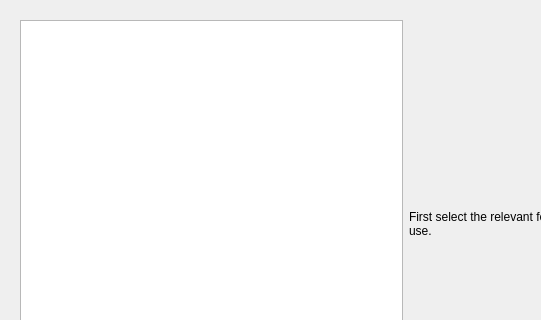
The window that UIs/mldialog.ui (dtmoodie/FCVMLT) describes before a commit, drawn with Qt 5; both pictures show x 0 to 541 and y 0 to 320 of the 687 by 476 pixel window.
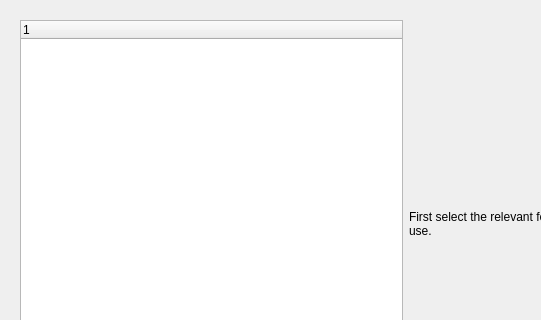
The same window after the commit. The open tabs and pages were chosen to show the change.

Commit message:
Added machine learning dialog
Preliminary work on the machine learning dialog

What changed in the file:
```diff
--- a/UIs/mldialog.ui
+++ b/UIs/mldialog.ui
@@ -46,13 +46,6 @@
         <layout class="QGridLayout" name="gridLayout_4">
          <item row="0" column="0">
           <layout class="QGridLayout" name="gridLayout_3">
-           <item row="0" column="0">
-            <widget class="QListView" name="featureSelection">
-             <property name="alternatingRowColors">
-              <bool>true</bool>
-             </property>
-            </widget>
-           </item>
            <item row="0" column="1">
             <widget class="QLabel" name="label">
              <property name="text">
@@ -63,6 +56,18 @@
              </property>
             </widget>
            </item>
+           <item row="0" column="0">
+            <widget class="QTreeWidget" name="featureSelection">
+             <property name="alternatingRowColors">
+              <bool>true</bool>
+             </property>
+             <column>
+              <property name="text">
+               <string notr="true">1</string>
+              </property>
+             </column>
+            </widget>
+           </item>
           </layout>
          </item>
         </layout>
```
Left out of the diff: 20 changed lines with no effect on the pictures. The commit also changes 6 other files.
